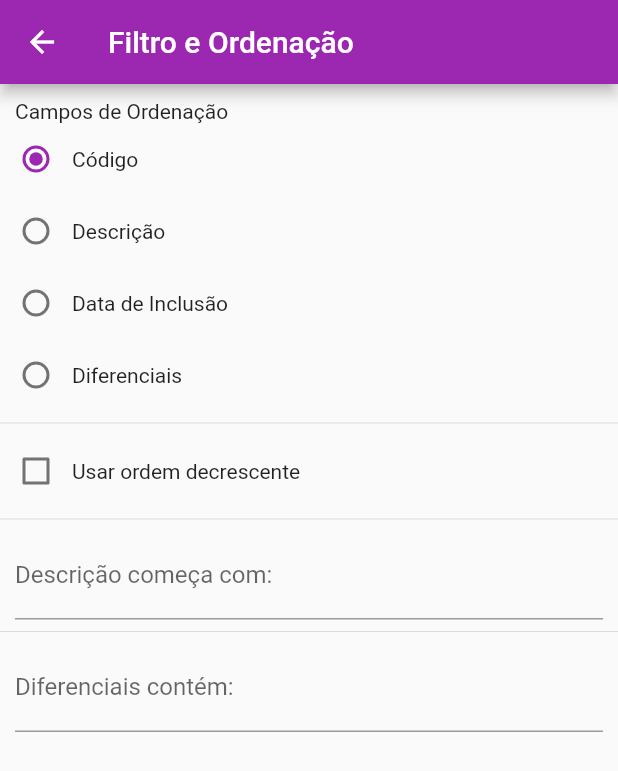
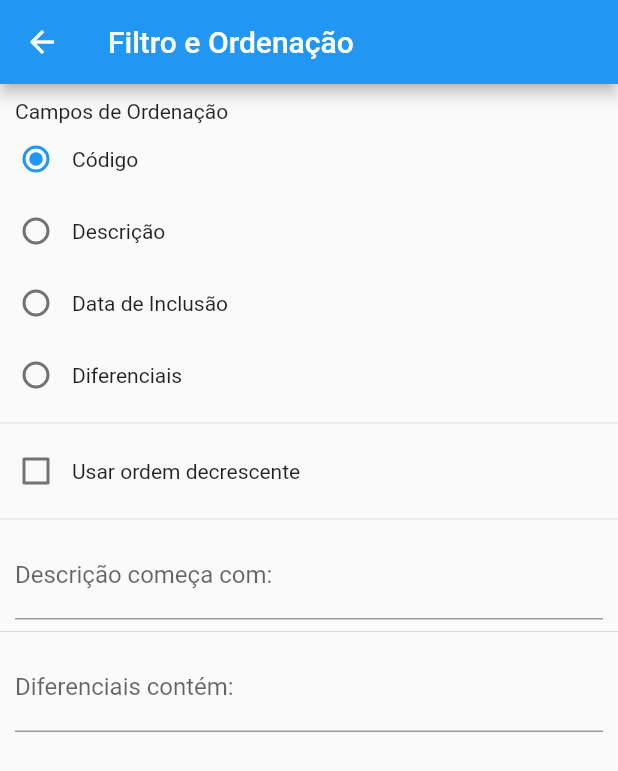
Before and after one commit to Jaqueline-jpg/pontos_turisticos_entrega, a Flutter app: the screen it shows after launch, after a tap on the "filter list" icon, on a phone screen of 412 x 824 dp. Shown: the top 771 px of the screen. Run offline on Flutter 3.47's test engine with Material 2 defaults, Android fonts, the phone set to English and light mode, and no system bars; our stand-ins replace geolocator, google_maps_flutter, mask_text_input_formatter, shared_preferences, sqflite; missing offline and left inert: maps_launcher; accounts and stored records are empty; network calls fail.

Commit message:
commit final

```diff
--- a/lib/main.dart
+++ b/lib/main.dart
@@ -1,6 +1,6 @@
 import 'package:flutter/material.dart';
 import 'package:pontos_turisticos/pages/filtro_page.dart';
-import 'package:pontos_turisticos/pages/lista_pontos_turisticos.dart';
+import 'package:pontos_turisticos/pages/lista_pontos.dart';
 
 void main() {
   runApp(const AppGerenciadorPontosTuristicos());
@@ -16,7 +16,7 @@ class AppGerenciadorPontosTuristicos extends StatelessWidget {
       debugShowCheckedModeBanner: false,
       theme: ThemeData(
 
-        primarySwatch: Colors.purple,
+        primarySwatch: Colors.blue,
       ),
       home: ListaPontosTuristicos(),
       routes: {
--- a/lib/pages/lista_pontos_turisticos.dart
+++ b/lib/pages/lista_pontos.dart
@@ -6,7 +6,7 @@ import 'package:shared_preferences/shared_preferences.dart';
 import '../model/pontosTuristicos.dart';
 import 'detalhe_ponto.dart';
 import 'filtro_page.dart';
-import 'form_new_point.dart';
+import 'novo_ponto.dart';
 
 class ListaPontosTuristicos extends StatefulWidget {
   @override
@@ -65,15 +65,10 @@ class _ListaPontosTuristicos extends State<ListaPontosTuristicos> {
     return Scaffold(
       appBar: _criarAppBar(),
       body: _criarBody(),
-      floatingActionButton: Column(
-        mainAxisAlignment: MainAxisAlignment.end,
-        children: [
-          FloatingActionButton.extended(
-            onPressed: _abrirForm,
-            label: Text('Novo Ponto'),
-            icon: Icon(Icons.add)
-          ),
-        ],
+      floatingActionButton: FloatingActionButton(
+        tooltip: 'Nova Tarefa',
+        child: Icon(Icons.add),
+        onPressed: _abrirForm,
       ),
     );
   }
@@ -249,6 +244,7 @@ class _ListaPontosTuristicos extends State<ListaPontosTuristicos> {
               children: [
                 Text('Data de Inclusão - ${pontoAtual.dataInclusaoFormatado}'),
                 Text('Diferenciais - ${pontoAtual.diferencial}'),
+                Text('Cep - ${pontoAtual.cep}'),
                 Text('Latitude - ${pontoAtual.latitude}'),
                 Text('Longitude - ${pontoAtual.longitude}'),
               ],
--- a/lib/pages/form_new_point.dart
+++ b/lib/pages/novo_ponto.dart
@@ -1,9 +1,7 @@
 import 'package:flutter/cupertino.dart';
 import 'package:flutter/material.dart';
 import 'package:intl/intl.dart';
-import '../dao/pontoTuristico_dao.dart';
 import '../model/pontosTuristicos.dart';
-import 'package:mask_text_input_formatter/mask_text_input_formatter.dart';
 
 class FormNewPoint extends StatefulWidget {
   final PontoTuristico? pontoTuristico;
@@ -23,7 +21,6 @@ class FormNewPointState extends State<FormNewPoint> {
   final diferenciaisController = TextEditingController();
   final cepController = TextEditingController();
   final _dateFormat = DateFormat('dd/MM/yyyy');
-  MaskTextInputFormatter cepFormatter = MaskTextInputFormatter(mask: '#####-###');
 
   @override
   void initState() {
@@ -80,9 +77,7 @@ class FormNewPointState extends State<FormNewPoint> {
                 },
               ),
               TextFormField(
-                inputFormatters: [cepFormatter],
                 controller: cepController,
-                maxLength: 9,
                 decoration: const InputDecoration(labelText: 'CEP'),
                 validator: (String? valor) {
                   if (valor == null || valor.isEmpty) {
```
Also changed, not shown: lib/pages/detalhe_ponto.dart (+8 -29 lines).
